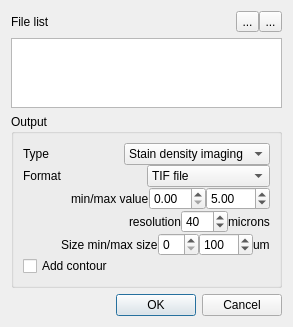
Before: the Qt Designer form gen_dialog.ui in frankyeh/WSRecognizer, drawn with Qt 5.
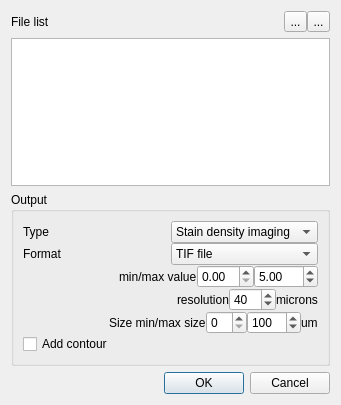
After: the same form once the commit is applied. Icons and pictures are not drawn.

The edit to the form file:
```diff
--- a/gen_dialog.ui
+++ b/gen_dialog.ui
@@ -6,8 +6,8 @@
    <rect>
     <x>0</x>
     <y>0</y>
-    <width>293</width>
-    <height>326</height>
+    <width>341</width>
+    <height>405</height>
    </rect>
   </property>
   <property name="windowTitle">
```
Left out of the diff: 11 changed lines with no effect on the pictures.
